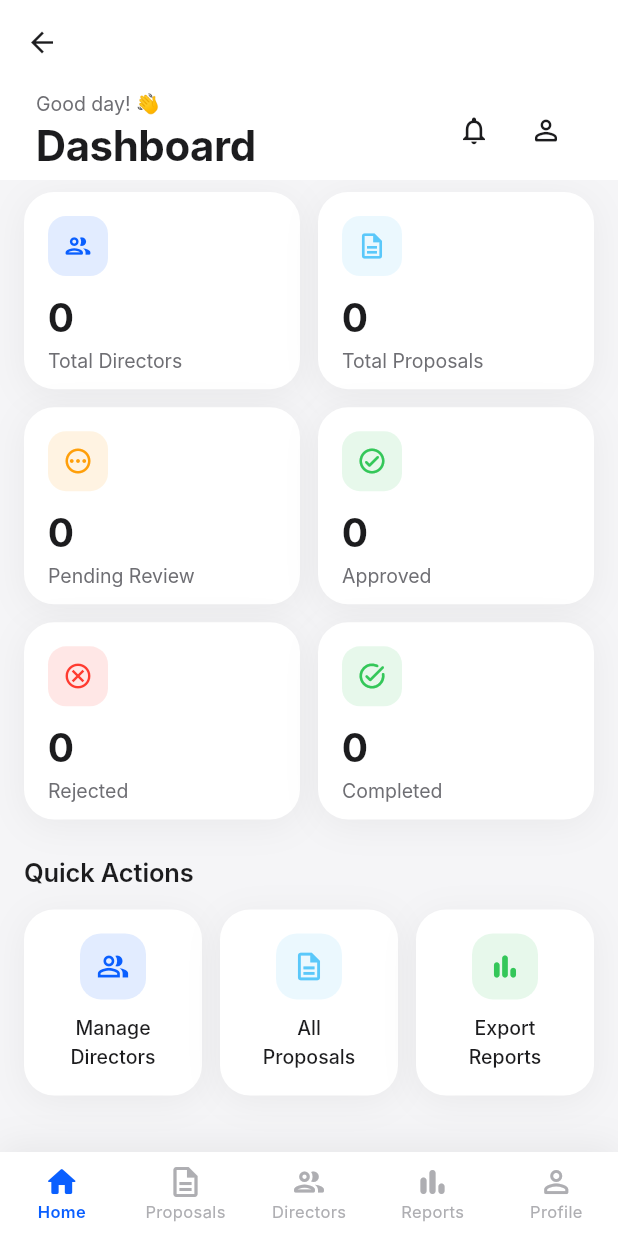
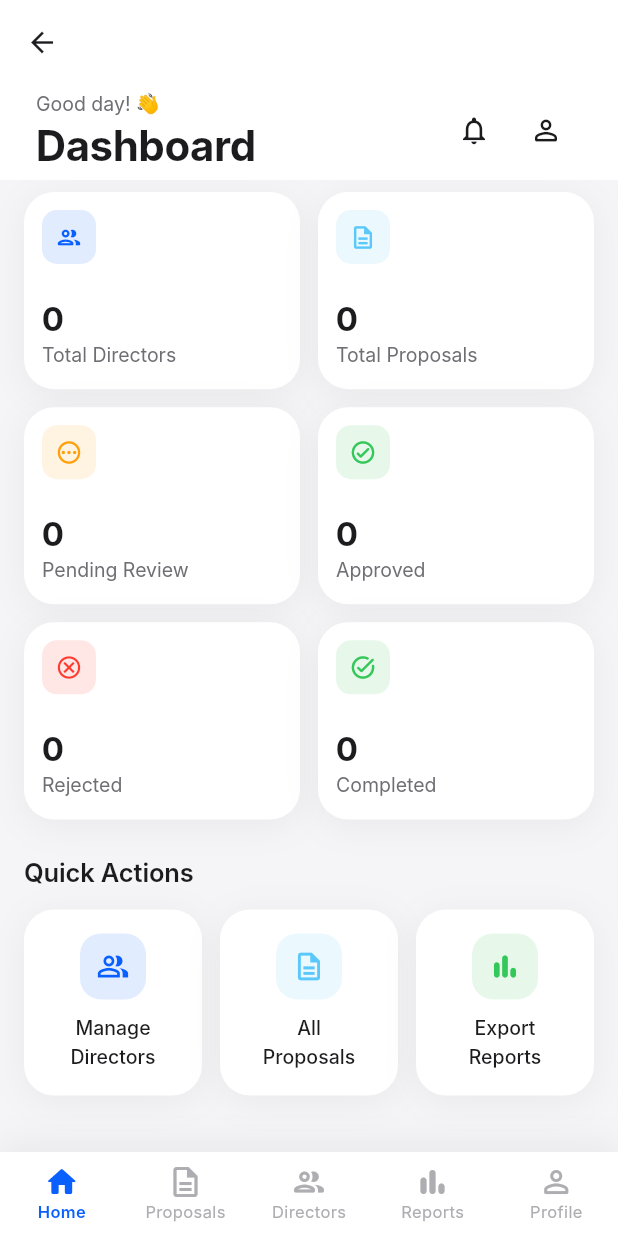
Before and after one commit to debugmode06/Finance-Management, a Flutter app: the AdminDashboardView screen opened by its route, item 2 of the bottom bar chosen, on a phone screen of 412 x 824 dp. Run offline on Flutter 3.47's test engine with Material 3 defaults, Android fonts, the phone set to English and light mode, and no system bars; our stand-ins replace dio, file_picker, flutter_secure_storage, get, image_picker, open_filex and 2 more; accounts and stored records are empty; network calls fail; Roboto replaces fonts that are missing (Inter).

Commit message:
fix: make dashboard components, lists, and comments fully responsive and prevent layout crashes

```diff
--- a/client/lib/core/widgets/app_card.dart
+++ b/client/lib/core/widgets/app_card.dart
@@ -69,7 +69,7 @@ class StatCard extends StatelessWidget {
   Widget build(BuildContext context) {
     return AppCard(
       onTap: onTap,
-      padding: const EdgeInsets.all(16),
+      padding: const EdgeInsets.all(12),
       child: Column(
         crossAxisAlignment: CrossAxisAlignment.start,
         children: [
@@ -77,23 +77,39 @@ class StatCard extends StatelessWidget {
             mainAxisAlignment: MainAxisAlignment.spaceBetween,
             children: [
               Container(
-                width: 40,
-                height: 40,
+                width: 36,
+                height: 36,
                 decoration: BoxDecoration(
                   color: color.withValues(alpha: 0.12),
-                  borderRadius: BorderRadius.circular(12),
+                  borderRadius: BorderRadius.circular(10),
                 ),
-                child: Icon(icon, color: color, size: 20),
+                child: Icon(icon, color: color, size: 18),
               ),
             ],
           ),
-          const SizedBox(height: 12),
-          Text(
-            value,
-            style: AppTextStyles.displayMedium.copyWith(fontSize: 26),
+          const SizedBox(height: 8),
+          Expanded(
+            child: Column(
+              crossAxisAlignment: CrossAxisAlignment.start,
+              mainAxisAlignment: MainAxisAlignment.end,
+              children: [
+                FittedBox(
+                  fit: BoxFit.scaleDown,
+                  child: Text(
+                    value,
+                    style: AppTextStyles.displayMedium.copyWith(fontSize: 22),
+                  ),
+                ),
+                const SizedBox(height: 2),
+                Text(
+                  label,
+                  style: AppTextStyles.bodySmall,
+                  maxLines: 1,
+                  overflow: TextOverflow.ellipsis,
+                ),
+              ],
+            ),
           ),
-          const SizedBox(height: 4),
-          Text(label, style: AppTextStyles.bodySmall),
         ],
       ),
     );
--- a/client/lib/modules/dashboard_admin/admin_dashboard_view.dart
+++ b/client/lib/modules/dashboard_admin/admin_dashboard_view.dart
@@ -70,15 +70,21 @@ class AdminDashboardView extends GetView<AdminDashboardController> {
               Row(
                 mainAxisAlignment: MainAxisAlignment.spaceBetween,
                 children: [
-                  Column(
+                  Expanded(
+                    child: Column(
                       crossAxisAlignment: CrossAxisAlignment.start,
                       children: [
                         Text('Good day! 👋',
                             style: AppTextStyles.bodySmall
                                 .copyWith(color: AppColors.textSecondary)),
-                      const Text('Dashboard',
-                          style: AppTextStyles.displayMedium),
+                        const Text(
+                          'Dashboard',
+                          style: AppTextStyles.displayMedium,
+                          maxLines: 1,
+                          overflow: TextOverflow.ellipsis,
+                        ),
                       ],
+                    ),
                   ),
                   Row(
                     children: [
```
Also changed, not shown: client/lib/modules/dashboard_director/director_dashboard_view.dart (+9 -2 lines), client/lib/modules/proposals/detail/proposal_detail_view.dart (+10 -3 lines), client/lib/modules/proposals/list/proposals_list_view.dart (+13 -2 lines). Lines whose indentation alone changed are shown as unchanged.
